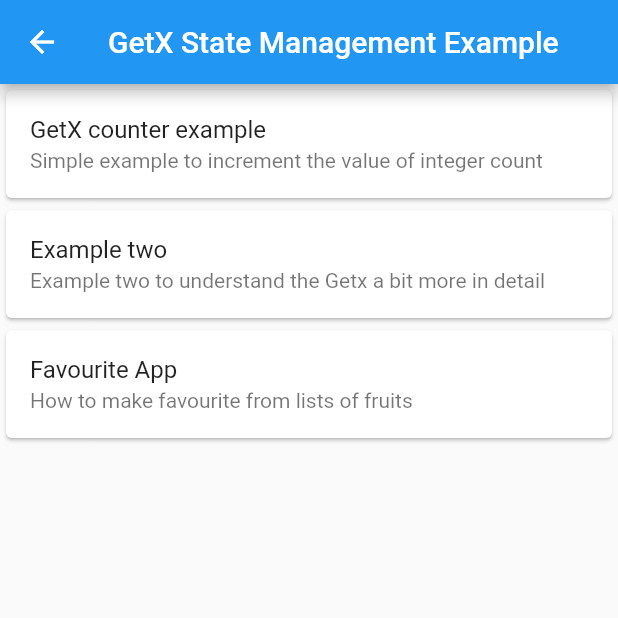
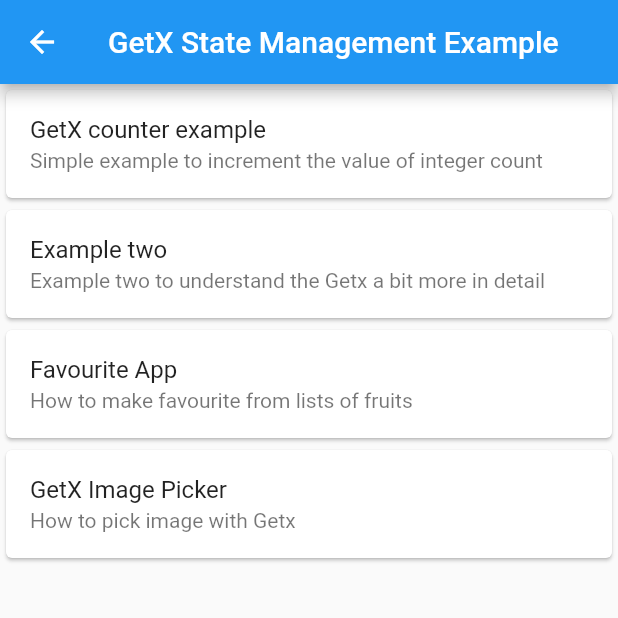
Before and after one commit to axiftaj/Flutter-GetX-Tutorial, a Flutter app: the StateManagementScreen screen opened directly, on a phone screen of 412 x 824 dp, the top half of it. Run offline on Flutter 3.47's test engine with Material 2 defaults, Android fonts, the phone set to English and light mode, and no system bars; our stand-ins replace get, image_picker.

Commit message:
GetX image picker added

```diff
--- /dev/null
+++ b/lib/controllers/image_picker_controller.dart
@@ -0,0 +1,25 @@
+
+
+import 'dart:io';
+
+import 'package:get/get.dart';
+import 'package:image_picker/image_picker.dart';
+
+class ImagePickerController extends GetxController {
+
+
+  RxString selectedImagePath = ''.obs;
+
+  Future getImage() async {
+    final ImagePicker _picker = ImagePicker();
+    final image = await _picker.pickImage(source: ImageSource.gallery);
+    if (image != null) {
+      selectedImagePath.value = image.path.toString();
+    } else {
+      Get.snackbar("Error", "No Selected Image",
+          snackPosition: SnackPosition.BOTTOM);
+    }
+  }
+
+
+}
--- a/lib/state_management_example/state_management_screen.dart
+++ b/lib/state_management_example/state_management_screen.dart
@@ -1,10 +1,8 @@
-
-
-import 'package:flutter/cupertino.dart';
 import 'package:flutter/material.dart';
 import 'package:get/get.dart';
 import 'package:getx/state_management_example/counter_screen.dart';
 import 'package:getx/state_management_example/example_two.dart';
+import 'package:getx/state_management_example/image_picker_screen.dart';
 
 import 'favourite_screen.dart';
 
@@ -51,6 +49,15 @@ class _StateManagementScreenState extends State<StateManagementScreen> {
               subtitle: const Text('How to make favourite from lists of fruits'),
             ),
           ),
+          Card(
+            child: ListTile(
+              onTap: (){
+                Get.to(const ImagePickerScreen());
+              },
+              title: const Text('GetX Image Picker'),
+              subtitle: const Text('How to pick image with Getx'),
+            ),
+          ),
 
         ],
       ),
--- a/pubspec.yaml
+++ b/pubspec.yaml
@@ -37,6 +37,7 @@ dependencies:
   # Use with the CupertinoIcons class for iOS style icons.
   cupertino_icons: ^1.0.2
   get: ^4.6.5
+  image_picker:
 
 dev_dependencies:
   flutter_test:
```
Also changed, not shown: lib/state_management_example/image_picker_screen.dart (added, +52 -0 lines), pubspec.lock, 8 other files.
